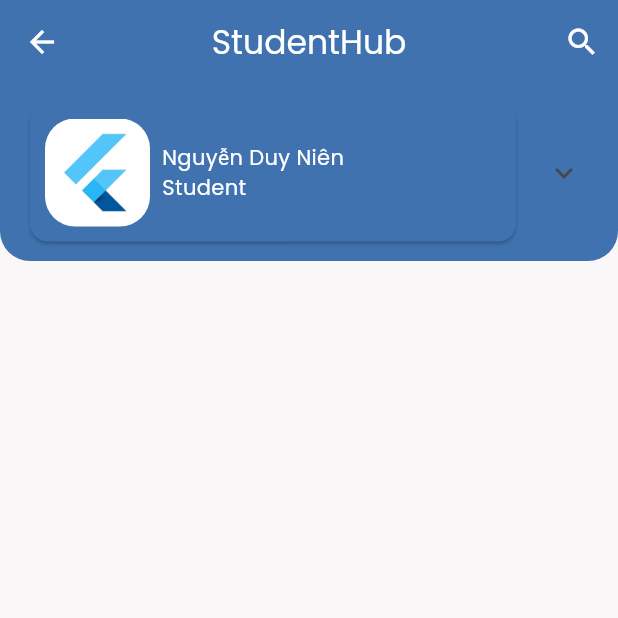
After one commit to NguyenQuang179/amp_studenthub, a Flutter app: the screen it shows after launch, on a phone screen of 412 x 824 dp, the top half of it. The commit adds this screen. Run offline on Flutter 3.47's test engine with Material 3 defaults, Android fonts, the phone set to English and light mode, and no system bars; our stand-ins replace font_awesome_flutter, google_fonts.

Commit message:
Progress: Done accounts displaying and appBar

```diff
--- a/lib/main.dart
+++ b/lib/main.dart
@@ -1,5 +1,9 @@
 import 'package:amp_studenthub/configs/constant.dart';
+import 'package:amp_studenthub/models/account.dart';
 import 'package:amp_studenthub/screens/home_screen.dart';
+import 'package:amp_studenthub/screens/switch_account_screen.dart';
+import 'package:amp_studenthub/widgets/account_card.dart';
+import 'package:amp_studenthub/widgets/account_list_view.dart';
 import 'package:flutter/material.dart';
 import 'package:google_fonts/google_fonts.dart';
 
@@ -24,7 +28,7 @@ class MyApp extends StatelessWidget {
       title: 'StudentHub',
       debugShowCheckedModeBanner: false,
       theme: _buildTheme(Brightness.light),
-      home: const HomeScreen(),
+      home: const SwitchAccountScreen(),
     );
   }
 }
--- /dev/null
+++ b/lib/models/account.dart
@@ -0,0 +1,9 @@
+class Account {
+  String fullName = '';
+  String type = '';
+
+  Account({
+    required this.fullName,
+    required this.type,
+  });
+}
--- /dev/null
+++ b/lib/screens/switch_account_screen.dart
@@ -0,0 +1,58 @@
+import 'package:amp_studenthub/configs/constant.dart';
+import 'package:amp_studenthub/models/account.dart';
+import 'package:amp_studenthub/widgets/account_list_view.dart';
+import 'package:flutter/material.dart';
+import 'package:flutter/widgets.dart';
+
+class SwitchAccountScreen extends StatefulWidget {
+  const SwitchAccountScreen({super.key});
+
+  @override
+  State<SwitchAccountScreen> createState() => _SwitchAccountScreenState();
+}
+
+class _SwitchAccountScreenState extends State<SwitchAccountScreen> {
+  @override
+  Widget build(BuildContext context) {
+    Account currentAccount =
+        Account(fullName: 'Nguyễn Duy Niên', type: 'Student');
+    List<Account> accountList = [
+      Account(fullName: 'Niên', type: 'Company'),
+      Account(fullName: 'Niên 2', type: 'Student')
+    ];
+
+    Color customColor = const Color(0xFF3F72AF);
+    return Scaffold(
+      appBar: AppBar(
+        title: const Text(
+          "StudentHub",
+          style: TextStyle(color: Constant.onPrimaryColor),
+        ),
+        leading: IconButton(
+          onPressed: () {},
+          icon: const Icon(Icons.arrow_back),
+          color: Constant.onPrimaryColor,
+        ),
+        actions: <Widget>[
+          IconButton(
+            onPressed: () {},
+            icon: const Icon(Icons.search),
+            color: Constant.onPrimaryColor,
+          )
+        ],
+        backgroundColor: customColor,
+        centerTitle: true,
+      ),
+      body: Column(
+        children: <Widget>[
+          Expanded(
+            child: AccountListView(
+              currentAccount: currentAccount,
+              accountList: accountList,
+            ),
+          ),
+        ],
+      ),
+    );
+  }
+}
--- /dev/null
+++ b/lib/widgets/account_card.dart
@@ -0,0 +1,66 @@
+import 'package:amp_studenthub/models/account.dart';
+import 'package:flutter/material.dart';
+import 'package:flutter/widgets.dart';
+
+class AccountCard extends StatelessWidget {
+  final String? imageUrl;
+  final Account account;
+
+  const AccountCard({
+    Key? key,
+    this.imageUrl,
+    required this.account,
+  }) : super(key: key);
+
+  @override
+  Widget build(BuildContext context) {
+    String? imageUrl = this.imageUrl ?? 'assets/logo.png';
+    return Padding(
+      padding: const EdgeInsets.all(0),
+      child: SizedBox(
+        height: 100,
+        child: Card(
+          color: Color(0xFF3F72AF),
+          child: Padding(
+            padding: const EdgeInsets.symmetric(horizontal: 10, vertical: 10),
+            child: Row(
+              children: [
+                SizedBox(
+                  height: 100,
+                  child: ClipRRect(
+                    borderRadius: BorderRadius.circular(20),
+                    child: Image(
+                      width: 70,
+                      height: 70,
+                      image: AssetImage(imageUrl),
+                      fit: BoxFit.cover,
+                    ),
+                  ),
+                ),
+                SizedBox(
+                  width: 8, // Add spacing between image and text
+                ),
+                SizedBox(
+                  child: Column(
+                    crossAxisAlignment: CrossAxisAlignment.start,
+                    mainAxisAlignment: MainAxisAlignment.center,
+                    children: [
+                      Text(
+                        account.fullName,
+                        style: TextStyle(color: Colors.white),
+                      ),
+                      Text(
+                        account.type,
+                        style: TextStyle(color: Colors.white),
+                      )
+                    ],
+                  ),
+                )
+              ],
+            ),
+          ),
+        ),
+      ),
+    );
+  }
+}
--- /dev/null
+++ b/lib/widgets/account_list_view.dart
@@ -0,0 +1,48 @@
+import 'package:amp_studenthub/models/account.dart';
+import 'package:amp_studenthub/widgets/account_card.dart';
+import 'package:flutter/material.dart';
+
+class AccountListView extends StatefulWidget {
+  final List<Account>? accountList;
+  final Account currentAccount;
+
+  const AccountListView({
+    super.key,
+    this.accountList,
+    required this.currentAccount,
+  });
+
+  @override
+  State<AccountListView> createState() => _AccountListViewState();
+}
+
+class _AccountListViewState extends State<AccountListView> {
+  @override
+  Widget build(BuildContext context) {
+    int length = widget.accountList?.length ?? 1;
+    return ListView.builder(
+      itemCount: 1,
+      itemBuilder: (BuildContext context, int index) =>
+          _buildList(widget.accountList, widget.currentAccount),
+    );
+  }
+
+  Widget? _buildList(List<Account>? list, Account currentAcc) {
+    if (list == null || list.isEmpty) {
+      return null; // Return null when the list is null or empty
+    }
+    return ClipRRect(
+      borderRadius: BorderRadius.only(
+          bottomLeft: Radius.circular(20), bottomRight: Radius.circular(20)),
+      child: ExpansionTile(
+        collapsedBackgroundColor: Color(0xFF3F72AF),
+        backgroundColor: Color(0xFF3F72AF),
+        shape: Border(top: BorderSide(color: Colors.white)),
+        title: AccountCard(
+          account: currentAcc,
+        ),
+        children: list.map((account) => AccountCard(account: account)).toList(),
+      ),
+    );
+  }
+}
```
